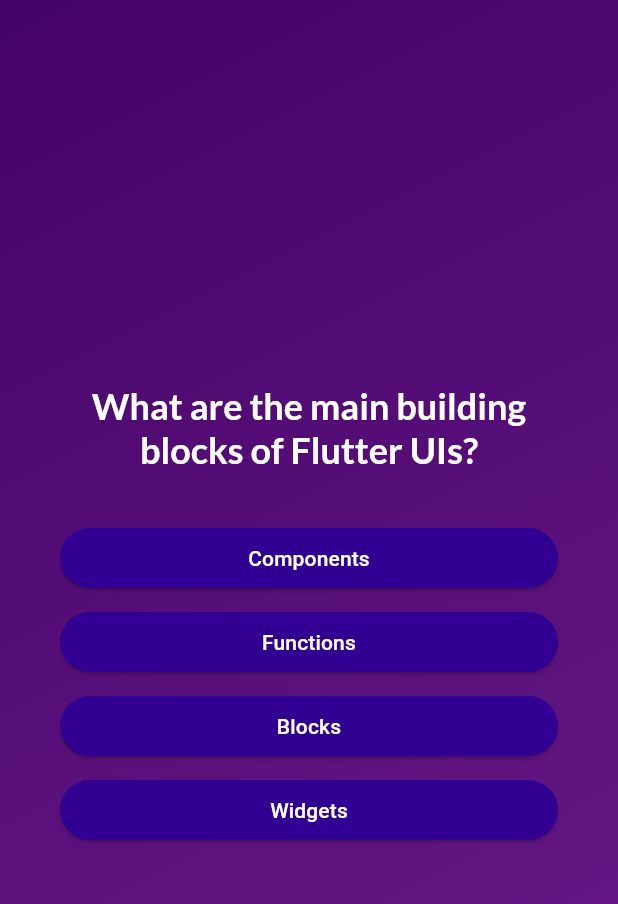
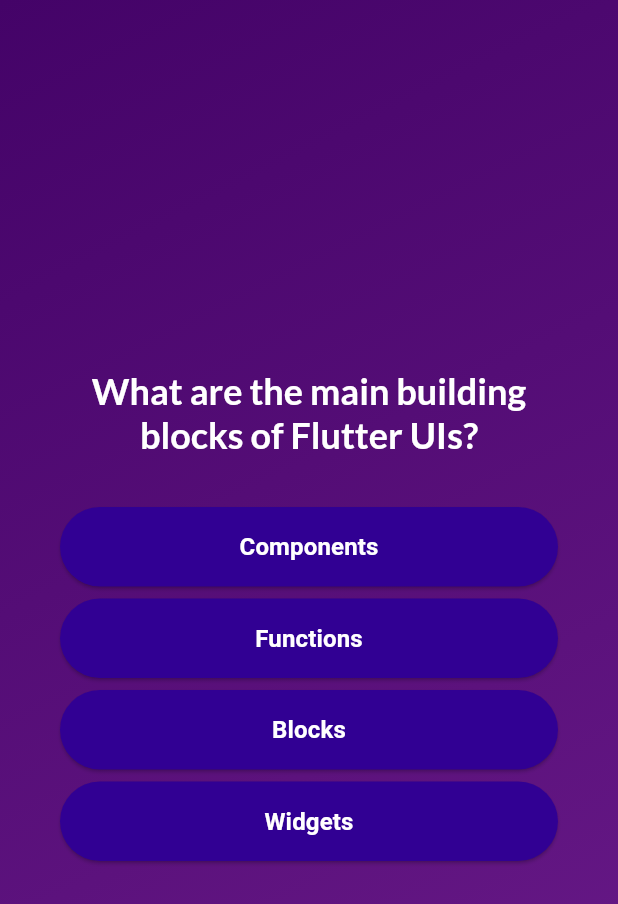
Before and after one commit to umeh-promise/quiz-app, a Flutter app: the screen it shows after launch, after a tap on "Start Quiz", on a phone screen of 412 x 824 dp. Shown: the top 904 px of the screen. Run offline on Flutter 3.47's test engine with Material 3 defaults, Android fonts, the light colour scheme and no system bars; our stand-ins replace google_fonts.

Commit message:
Enhance AnswerButton styling and add CocoaPods support for macOS

```diff
--- a/lib/answer_button.dart
+++ b/lib/answer_button.dart
@@ -15,12 +15,13 @@
         shape: RoundedRectangleBorder(borderRadius: BorderRadius.circular(40)),
         padding: EdgeInsets.symmetric(vertical: 10, horizontal: 30),
       ),
-      child: Text(
-        answerText,
-        style: TextStyle(
-          fontSize: 14,
+      child: Container(
+        padding: EdgeInsets.symmetric(vertical: 5, horizontal: 30),
+        child: Text(
+          answerText,
+          style: TextStyle(fontSize: 16, fontWeight: FontWeight.w700),
+          textAlign: TextAlign.center,
         ),
-        textAlign: TextAlign.center,
       ),
     );
   }
```
Also changed, not shown: 3 other files.
